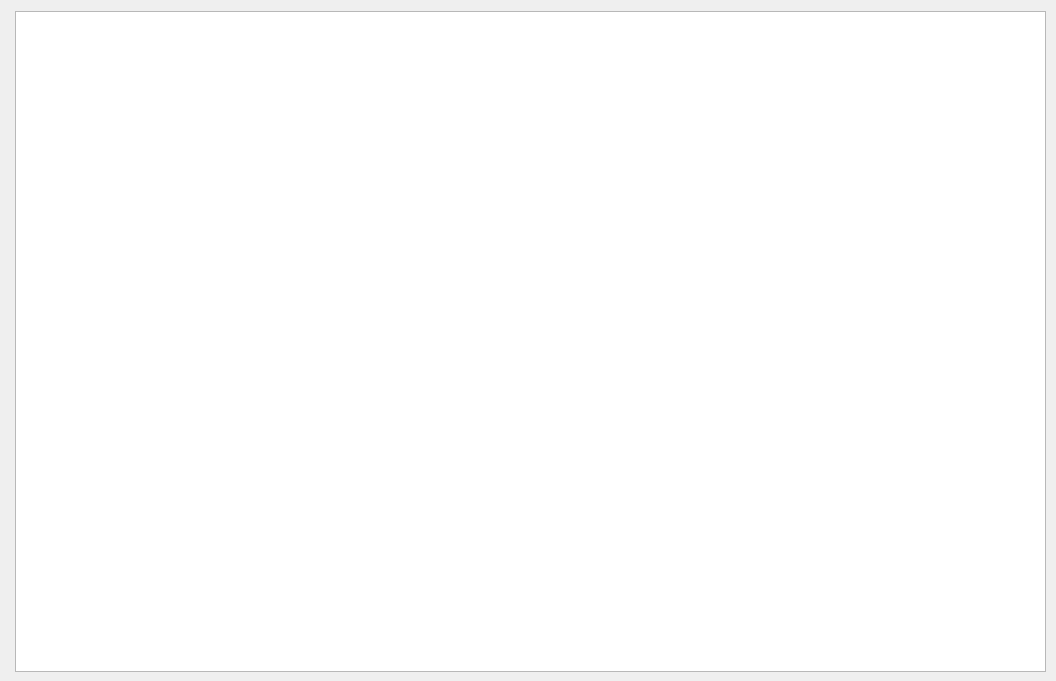
Old version of the form dialog.ui in the repository mkfuget/PathFinderGame.
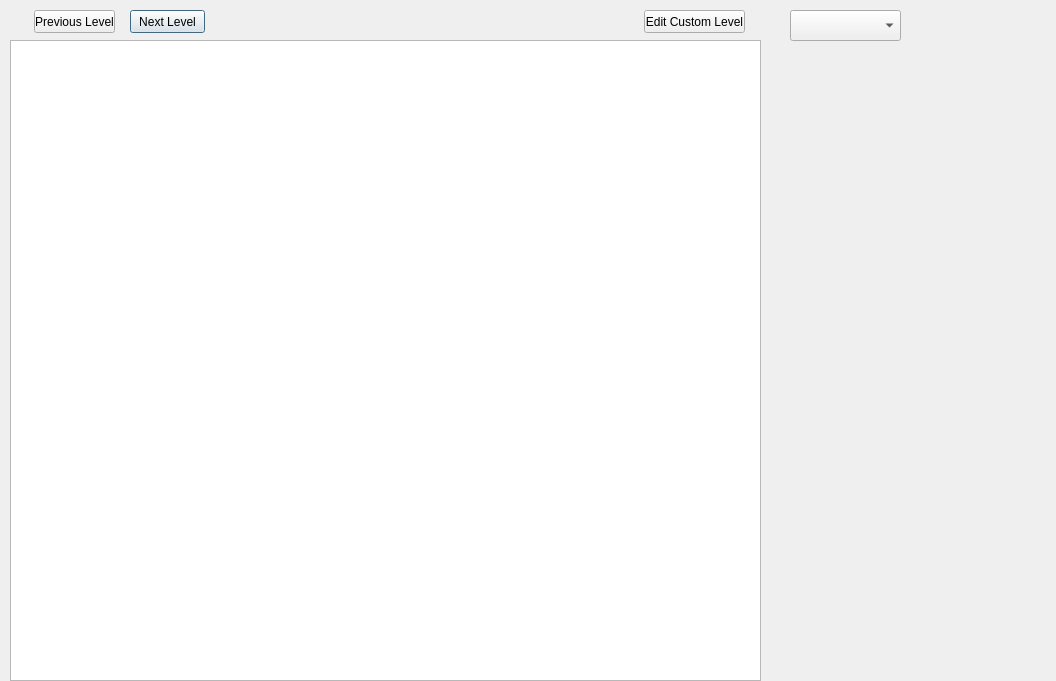
New version of the form.

```diff
--- a/dialog.ui
+++ b/dialog.ui
@@ -16,13 +16,62 @@
   <widget class="QGraphicsView" name="graphicsView">
    <property name="geometry">
     <rect>
-     <x>15</x>
-     <y>11</y>
-     <width>1031</width>
-     <height>661</height>
+     <x>10</x>
+     <y>40</y>
+     <width>751</width>
+     <height>641</height>
     </rect>
    </property>
   </widget>
+  <widget class="QPushButton" name="pushButton">
+   <property name="geometry">
+    <rect>
+     <x>130</x>
+     <y>10</y>
+     <width>75</width>
+     <height>23</height>
+    </rect>
+   </property>
+   <property name="text">
+    <string>Next Level</string>
+   </property>
+  </widget>
+  <widget class="QPushButton" name="pushButton_2">
+   <property name="geometry">
+    <rect>
+     <x>34</x>
+     <y>10</y>
+     <width>81</width>
+     <height>23</height>
+    </rect>
+   </property>
+   <property name="text">
+    <string>Previous Level</string>
+   </property>
+  </widget>
+  <widget class="QComboBox" name="comboBox">
+   <property name="geometry">
+    <rect>
+     <x>790</x>
+     <y>10</y>
+     <width>111</width>
+     <height>31</height>
+    </rect>
+   </property>
+  </widget>
+  <widget class="QPushButton" name="pushButton_3">
+   <property name="geometry">
+    <rect>
+     <x>644</x>
+     <y>10</y>
+     <width>101</width>
+     <height>23</height>
+    </rect>
+   </property>
+   <property name="text">
+    <string>Edit Custom Level</string>
+   </property>
+  </widget>
  </widget>
  <resources/>
  <connections/>
```
